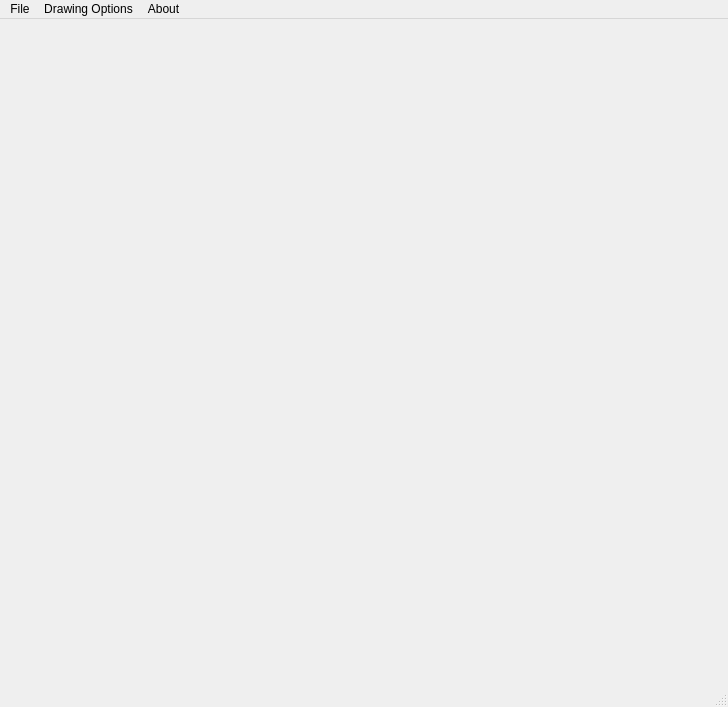
This is pygenomics/treeview/ete_qt4app.ui in etetoolkit/ete as Qt 5 draws it before an edit. The edited form follows.
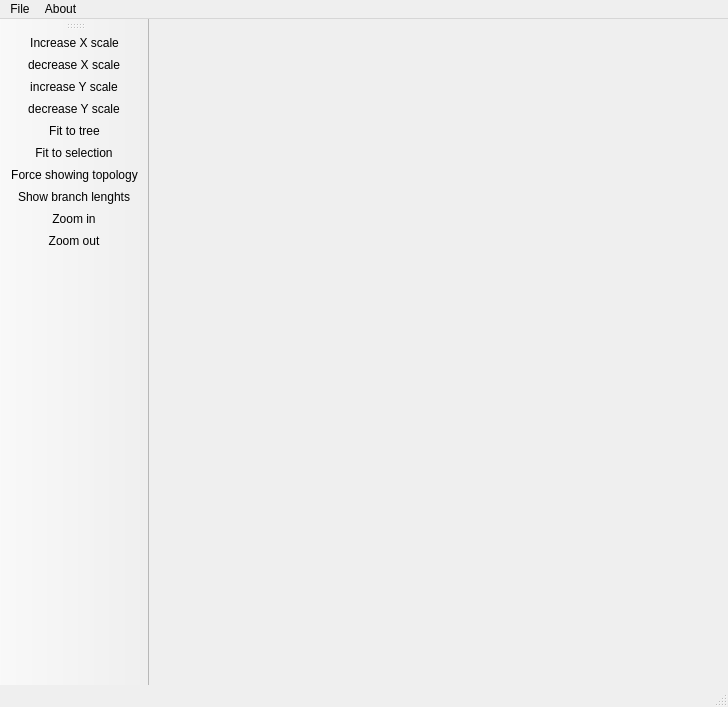
This is the edited form.

Commit message: improved zoom GUI. Visualization of clusters and algs. node.delete(delete_1_child_parents)

```diff
--- a/pygenomics/treeview/ete_qt4app.ui
+++ b/pygenomics/treeview/ete_qt4app.ui
@@ -12,27 +12,18 @@
   <property name="windowTitle" >
    <string>MainWindow</string>
   </property>
-  <widget class="QWidget" name="centralwidget" >
-   <property name="geometry" >
-    <rect>
-     <x>0</x>
-     <y>30</y>
-     <width>728</width>
-     <height>654</height>
-    </rect>
-   </property>
-  </widget>
-  <widget class="QMenuBar" name="menubar" >
-   <property name="geometry" >
+  <widget class="QWidget" name="centralwidget"/>
+  <widget class="QMenuBar" name="menubar">
+   <property name="geometry">
     <rect>
      <x>0</x>
      <y>0</y>
      <width>728</width>
-     <height>30</height>
+     <height>20</height>
     </rect>
    </property>
-   <widget class="QMenu" name="menuFile" >
-    <property name="title" >
+   <widget class="QMenu" name="menuFile">
+    <property name="title">
      <string>File</string>
     </property>
     <addaction name="actionOpen" />
@@ -41,35 +32,36 @@
     <addaction name="actionSave_region" />
     <addaction name="actionSave_newick" />
    </widget>
-   <widget class="QMenu" name="menuDrawing_Options" >
-    <property name="title" >
-     <string>Drawing Options</string>
-    </property>
-    <addaction name="actionBranchLength" />
-    <addaction name="actionBranchSupport" />
-    <addaction name="actionForceTopology" />
-    <addaction name="actionZoomIn" />
-    <addaction name="actionZoomOut" />
-   </widget>
-   <widget class="QMenu" name="menuAbout" >
-    <property name="title" >
+   <widget class="QMenu" name="menuAbout">
+    <property name="title">
      <string>About</string>
     </property>
     <addaction name="actionETE" />
    </widget>
-   <addaction name="menuFile" />
-   <addaction name="menuDrawing_Options" />
-   <addaction name="menuAbout" />
+   <addaction name="menuFile"/>
+   <addaction name="menuAbout"/>
   </widget>
-  <widget class="QStatusBar" name="statusbar" >
-   <property name="geometry" >
-    <rect>
-     <x>0</x>
-     <y>684</y>
-     <width>728</width>
-     <height>23</height>
-    </rect>
+  <widget class="QStatusBar" name="statusbar"/>
+  <widget class="QToolBar" name="toolBar">
+   <property name="windowTitle">
+    <string>toolBar</string>
    </property>
+   <attribute name="toolBarArea">
+    <enum>LeftToolBarArea</enum>
+   </attribute>
+   <attribute name="toolBarBreak">
+    <bool>false</bool>
+   </attribute>
+   <addaction name="actionZoomInX"/>
+   <addaction name="actionZoomOutX"/>
+   <addaction name="actionZoomInY"/>
+   <addaction name="actionZoomOutY"/>
+   <addaction name="actionFit2tree"/>
+   <addaction name="actionFit2region"/>
+   <addaction name="actionForceTopology"/>
+   <addaction name="actionBranchLength"/>
+   <addaction name="actionZoomIn"/>
+   <addaction name="actionZoomOut"/>
   </widget>
   <action name="actionOpen" >
    <property name="text" >
@@ -175,6 +167,36 @@
     <string>Show branch support</string>
    </property>
   </action>
+  <action name="actionZoomInX">
+   <property name="text">
+    <string>Increase X scale</string>
+   </property>
+  </action>
+  <action name="actionZoomOutX">
+   <property name="text">
+    <string>decrease X scale</string>
+   </property>
+  </action>
+  <action name="actionZoomInY">
+   <property name="text">
+    <string>increase Y scale</string>
+   </property>
+  </action>
+  <action name="actionZoomOutY">
+   <property name="text">
+    <string>decrease Y scale</string>
+   </property>
+  </action>
+  <action name="actionFit2tree">
+   <property name="text">
+    <string>Fit to tree</string>
+   </property>
+  </action>
+  <action name="actionFit2region">
+   <property name="text">
+    <string>Fit to selection</string>
+   </property>
+  </action>
  </widget>
  <resources/>
  <connections/>
```
Left out of the diff: 113 changed lines with no effect on the pictures. The commit also changes 8 other files.
